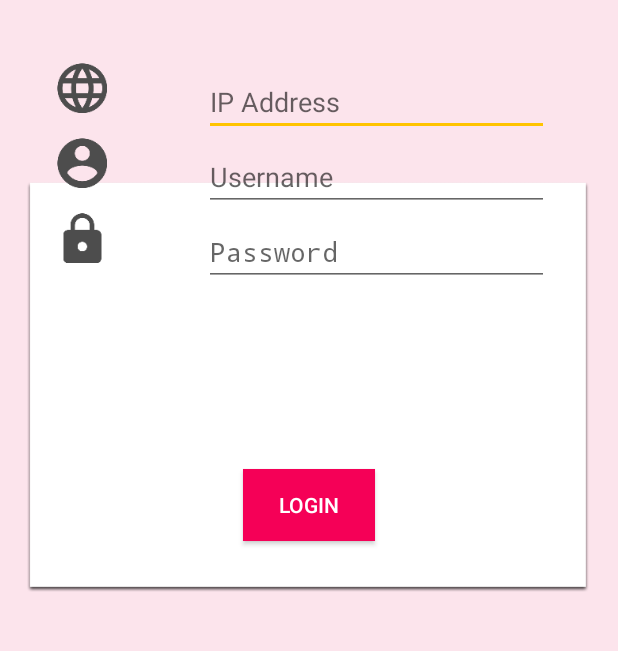
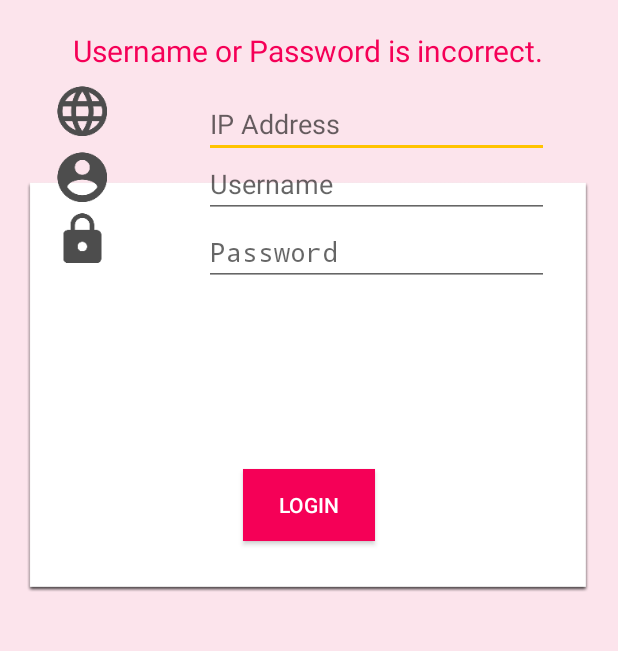
Before and after one commit to Prayongyen/Dezato, an Android app: the screen it shows after launch (LoginActivity), on a phone screen of 412 x 824 dp, the part 446-1097 px from its top. Run offline under Robolectric (Android 15) with nearby library versions, the light colour scheme and no system bars.

Commit message:
Add Login

```diff
--- a/app/src/main/res/layout/activity_login.xml
+++ b/app/src/main/res/layout/activity_login.xml
@@ -52,7 +52,7 @@
                 android:layout_gravity="right|top"
                 android:textColor="#000"
                 android:hint="IP Address"
-                android:layout_marginTop="45dp"
+                android:layout_marginTop="60dp"
                 android:layout_marginRight="30dp" />
 
             <EditText
@@ -64,7 +64,7 @@
                 android:layout_gravity="right|top"
                 android:textColor="#000"
                 android:hint="Username"
-                android:layout_marginTop="95dp"
+                android:layout_marginTop="100dp"
                 android:layout_marginRight="30dp" />
 
             <EditText
@@ -97,7 +97,7 @@
                 android:id="@+id/imageView2"
                 android:layout_gravity="left|top"
                 android:src="@mipmap/ip"
-                android:layout_marginTop="40dp"
+                android:layout_marginTop="55dp"
                 android:layout_marginLeft="20dp" />
 
             <ImageView
@@ -106,7 +106,7 @@
                 android:id="@+id/imageView3"
                 android:layout_gravity="left|top"
                 android:src="@mipmap/user"
-                android:layout_marginTop="90dp"
+                android:layout_marginTop="99dp"
                 android:layout_marginLeft="20dp" />
 
             <ImageView
@@ -118,6 +118,17 @@
                 android:layout_marginTop="140dp"
                 android:layout_marginLeft="20dp" />
 
+            <TextView
+                android:layout_width="wrap_content"
+                android:layout_height="wrap_content"
+                android:textAppearance="?android:attr/textAppearanceLarge"
+                android:text="@string/login_error_message"
+                android:id="@+id/textView"
+                android:layout_gravity="center_horizontal|top"
+                android:layout_marginTop="20dp"
+                android:textColor="@color/primary_dark"
+                android:textSize="20dp" />
+
         </FrameLayout>
 
     </LinearLayout>
--- a/app/src/main/res/values/strings.xml
+++ b/app/src/main/res/values/strings.xml
@@ -16,4 +16,6 @@
 
     <string name="action_example">Example action</string>
     <string name="title_activity_profile">ProfileActivity</string>
+
+    <string name="login_error_message">Username or Password is incorrect.</string>
 </resources>
```
